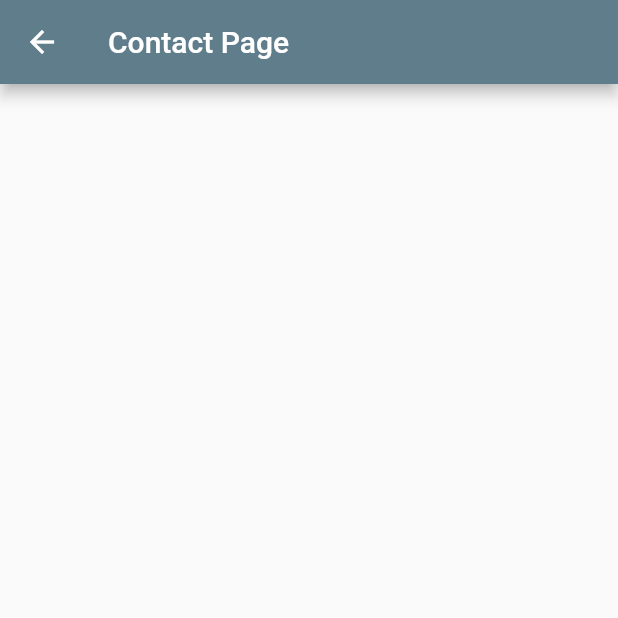
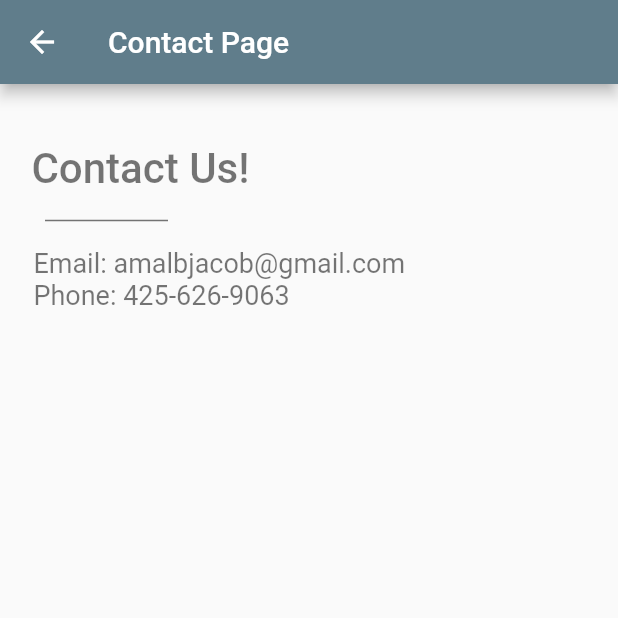
Before and after one commit to Lamamaster123/AquariumApp, a Flutter app: the ContactPage screen opened directly, on a phone screen of 412 x 824 dp, the top half of it. Run offline on Flutter 3.47's test engine with Material 2 defaults, Android fonts, the phone set to English and light mode, and no system bars; our stand-ins replace cloud_firestore, firebase_core; accounts and stored records are empty.

```diff
--- a/lib/ui/contactPage.dart
+++ b/lib/ui/contactPage.dart
@@ -5,13 +5,68 @@ class ContactPage extends StatelessWidget {
   @override
   Widget build(BuildContext context) {
     return Scaffold(
-      appBar: AppBar(
-        title: Text('Contact Page'),
-        backgroundColor: Colors.blueGrey,
-      ),
-      body: Center(
+        appBar: AppBar(
+          title: Text('Contact Page'),
+          backgroundColor: Colors.blueGrey,
+        ),
+        body: Container(
+            child: Column(
+                mainAxisAlignment: MainAxisAlignment.start,
+                children: <Widget>[
+                  SizedBox(height: 40),
+                  Align(
+                    alignment: Alignment.centerLeft,
+                    child: Text(
+                      '   Contact Us!',
+                      style: TextStyle(
+                          fontSize: 28.0,
+                          fontWeight: FontWeight.w500,
+                          color: Colors.black54),
+                    ),
 
-      ),
+                  ),
+
+                  Row(children: <Widget>[
+                    Expanded(
+                      child: new Container(
+                          margin: const EdgeInsets.only(left: 30.0, right: 300.0),
+                          child: Divider(
+                            color: Colors.black54,
+                            height: 36,
+                            thickness: 1,
+                          )),
+                    ),
+                  ]),
+
+                  //tank size and shape
+                  Align(
+                    alignment: Alignment.centerLeft,
+                    child: Text(
+                      '     Email: amalbjacob@gmail.com',
+                      style: TextStyle(
+                          fontSize:18.0,
+                          color: Colors.black54),
+                    ),
+
+                  ),
+
+                  //planted level
+                  Align(
+                    alignment: Alignment.centerLeft,
+                    child: Text(
+                      '     Phone: 425-626-9063',
+                      style: TextStyle(
+                          fontSize: 18.0,
+                          color: Colors.black54),
+                    ),
+
+                  ),
+
+
+
+                ]
+            )
+        )
     );
   }
 }
```
